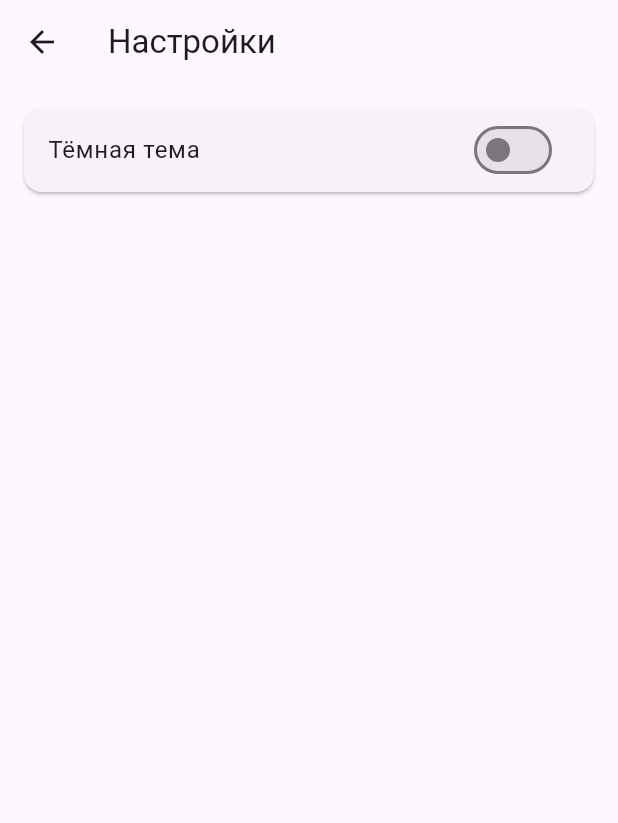
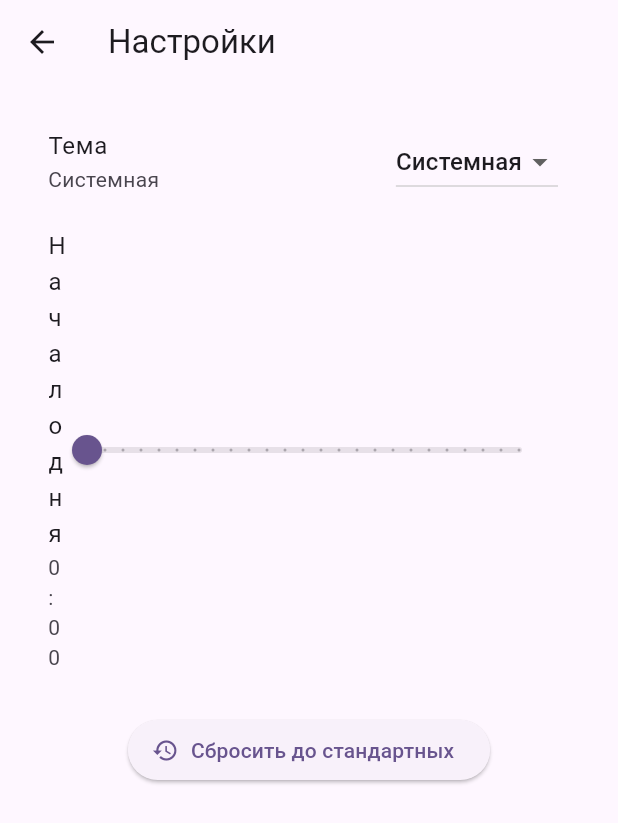
Before and after one commit to DocZier/Flutter_Learning, a Flutter app: the SettingsScreen screen opened directly, on a phone screen of 412 x 824 dp. Shown: the top 823 px of the screen. Run offline on Flutter 3.47's test engine with Material 3 defaults, Android fonts, the phone set to English and light mode, and no system bars; our stand-ins replace cached_network_image, flutter_riverpod, get_it, go_router, riverpod_annotation; generated files the repository leaves out were written again.

Commit message:
Changes: Added settings screen with its logic

```diff
--- a/lib/di/di_module.dart
+++ b/lib/core/di/di_module.dart
@@ -2,11 +2,13 @@
 import 'package:get_it/get_it.dart';
 import 'package:test_practic/state/data_container.dart';
 
-import '../services/auth_service.dart';
+import '../../features/settings/di/settings_di.dart';
+import '../../services/auth_service.dart';
 
 void registerModule() {
   GetIt.I.registerSingleton<ServerData>(ServerData(users: [UserData(username: "test", email: "test@test.com", password: "test", decks: [])]));
   GetIt.I.registerLazySingleton<AuthService>(() {
     return AuthServiceImpl(GetIt.I<ServerData>());
   });
+  registerSettingsDependencies();
 }
--- a/lib/navigation/app_router.dart
+++ b/lib/core/navigation/app_router.dart
@@ -7,9 +7,9 @@ import 'package:test_practic/features/flashcards/flashcard/screens/add_flashcard
 import 'package:test_practic/features/flashcards/flashcard/screens/study_screen.dart';
 import 'package:test_practic/features/flashcards/statistic/screen/statistic_screen.dart';
 import 'package:test_practic/features/profile/screens/profile_screen.dart';
+import 'package:test_practic/features/settings/screens/settings_screen.dart';
 
 class AppRouter {
-
   late final GoRouter _router = GoRouter(
     initialLocation: '/login',
     routes: <RouteBase>[
@@ -39,6 +39,13 @@ class AppRouter {
         name: 'home',
         builder: (context, state) {
           return HomeScreen();
+        },
+      ),
+      GoRoute(
+        path: '/settings',
+        name: 'settings',
+        builder: (context, state) {
+          return SettingsScreen();
         },
       ),
       GoRoute(
--- a/lib/features/auth/screens/login_screen.dart
+++ b/lib/features/auth/screens/login_screen.dart
@@ -15,7 +15,6 @@ class LoginScreen extends ConsumerWidget {
       appBar: AppBar(
         title: const Text('Вход'),
       ),
-      backgroundColor: Colors.white,
       body: Center(
         child: SingleChildScrollView(
           padding: const EdgeInsets.all(16),
--- a/lib/features/flashcards/deck/screens/deck_list_screen.dart
+++ b/lib/features/flashcards/deck/screens/deck_list_screen.dart
@@ -141,6 +141,12 @@ class HomeScreen extends ConsumerWidget {
               context.push('/profile');
             },
           ),
+          IconButton(
+            icon: Icon(Icons.settings),
+            onPressed: () {
+              context.push('/settings');
+            },
+          ),
         ],
       ),
       body: decks.isEmpty ? _emptyScreen() : _listScreen(context, decks),
--- a/lib/features/settings/screens/settings_screen.dart
+++ b/lib/features/settings/screens/settings_screen.dart
@@ -1,27 +1,100 @@
 import 'package:flutter/material.dart';
 import 'package:flutter_riverpod/flutter_riverpod.dart';
-
-import '../widgets/settings_switch.dart';
+import '../provider/settings_provider.dart';
 
 class SettingsScreen extends ConsumerWidget {
   const SettingsScreen({super.key});
 
+  String _getThemeModeText(ThemeMode mode) {
+    switch (mode) {
+      case ThemeMode.light:
+        return 'Светлая';
+      case ThemeMode.dark:
+        return 'Темная';
+      case ThemeMode.system:
+        return 'Системная';
+    }
+  }
+
   @override
   Widget build(BuildContext context, WidgetRef ref) {
+    final settingsState = ref.watch(settingsProvider);
 
     return Scaffold(
-      appBar: AppBar(
-        title: const Text("Настройки"),
-      ),
-      body: ListView(
-        padding: const EdgeInsets.all(12),
-        children: [
- SettingsSwitchTile(
-            title: "Тёмная тема",
-            value: false,
-            onChanged: (v) {},
-          ),
-        ],
+      appBar: AppBar(title: const Text("Настройки")),
+      body: settingsState.when(
+        data: (state) {
+          if (state.isLoading) {
+            return const Center(child: CircularProgressIndicator());
+          }
+
+          if (state.isError) {
+            return const Center(child: Text('Ошибка загрузки настроек'));
+          }
+
+          final settings = state.settings;
+          if (settings == null) {
+            return const Center(child: Text('Настройки недоступны'));
+          }
+          return Padding(
+            padding: const EdgeInsets.all(16),
+            child: Column(
+              children: [
+                ListTile(
+                  title: const Text('Тема'),
+                  subtitle: Text(_getThemeModeText(settings.themeMode)),
+                  trailing: DropdownButton<ThemeMode>(
+                    value: settings.themeMode,
+                    items: ThemeMode.values.map((mode) {
+                      return DropdownMenuItem(
+                        value: mode,
+                        child: Text(_getThemeModeText(mode)),
+                      );
+                    }).toList(),
+                    onChanged: (value) {
+                      if (value != null) {
+                        ref
+                            .read(settingsProvider.notifier)
+                            .updateThemeMode(value);
+                      }
+                    },
+                  ),
+                ),
+
+                ListTile(
+                  title: const Text('Начало дня'),
+                  subtitle: Text('${settings.startOfTheDay}:00'),
+                  trailing: SizedBox(
+                    width: 600,
+                    child: Slider(
+                      value: settings.startOfTheDay.toDouble(),
+                      max: 24,
+                      min: 0,
+                      divisions: 24,
+                      label: settings.startOfTheDay.toString(),
+                      onChanged: (value) {
+                        ref
+                            .read(settingsProvider.notifier)
+                            .updateStartOfTheDay(value.toInt());
+                      },
+                    ),
+                  ),
+                ),
+
+                const SizedBox(height: 20),
+
+                ElevatedButton.icon(
+                  onPressed: () =>
+                      ref.read(settingsProvider.notifier).resetSettings(),
+                  icon: const Icon(Icons.restore),
+                  label: const Text("Сбросить до стандартных"),
+                ),
+              ],
+            ),
+          );
+        },
+        loading: () => const Center(child: CircularProgressIndicator()),
+        error: (error, stack) => Center(child: Text('Ошибка: $error')),
       ),
     );
   }
--- a/lib/features/settings/widgets/settings_switch.dart
+++ /dev/null
@@ -1,25 +0,0 @@
-import 'package:flutter/material.dart';
-
-class SettingsSwitchTile extends StatelessWidget {
-  final String title;
-  final bool value;
-  final void Function(bool) onChanged;
-
-  const SettingsSwitchTile({
-    super.key,
-    required this.title,
-    required this.value,
-    required this.onChanged,
-  });
-
-  @override
-  Widget build(BuildContext context) {
-    return Card(
-      child: SwitchListTile(
-        title: Text(title),
-        value: value,
-        onChanged: onChanged,
-      ),
-    );
-  }
-}
--- a/lib/main.dart
+++ b/lib/main.dart
@@ -1,8 +1,10 @@
 import 'package:flutter/material.dart';
 import 'package:flutter_riverpod/flutter_riverpod.dart';
-import 'package:test_practic/navigation/app_router.dart';
+import 'package:test_practic/core/navigation/app_router.dart';
+import 'package:test_practic/shared/providers/theme_provider.dart';
 
-import 'di/di_module.dart';
+import 'core/di/di_module.dart';
+import 'features/settings/provider/settings_provider.dart';
 
 void main() {
   registerModule();
@@ -11,19 +13,23 @@ void main() {
   );
 }
 
-class MyApp extends StatelessWidget {
-  const MyApp({
+class MyApp extends ConsumerWidget {
+  final _appRouter = AppRouter();
+
+  MyApp({
     super.key,
   });
 
   @override
-  Widget build(BuildContext context) {
+  Widget build(BuildContext context, WidgetRef ref) {
+    final themeData = ref.watch(themeProvider).themeData;
+
     return MaterialApp.router(
       title: 'Flutter Demo',
-      theme: ThemeData(
-        colorScheme: ColorScheme.fromSeed(seedColor: Colors.deepPurple),
-      ),
-      routerConfig: AppRouter().getRouter(),
+      theme: themeData,
+      darkTheme: themeData,
+      themeMode: ref.watch(themeProvider).themeMode,
+      routerConfig: _appRouter.getRouter(),
     );
   }
 }
```
Also changed, not shown: lib/core/constants/settings_constants.dart (added, +10 -0 lines), lib/features/settings/data/model/settings_model.dart (added, +48 -0 lines), lib/features/settings/data/repositories/settings_repository.dart (added, +69 -0 lines), lib/features/settings/data/sources/local/settings_local_source.dart (added, +44 -0 lines), lib/features/settings/data/sources/remote/settings_remote_source.dart (added, +64 -0 lines), lib/features/settings/di/settings_di.dart (added, +21 -0 lines), lib/features/settings/domain/entities/settings_entity.dart (added, +22 -0 lines), lib/features/settings/presentation/states/settings_state.dart (added, +25 -0 lines), lib/features/settings/provider/settings_provider.dart (+83 -0 lines), lib/features/settings/widgets/settings_slider.dart (deleted, +0 -27 lines), lib/shared/providers/theme_provider.dart (added, +48 -0 lines), lib/shared/state/theme_state.dart (added, +21 -0 lines).
